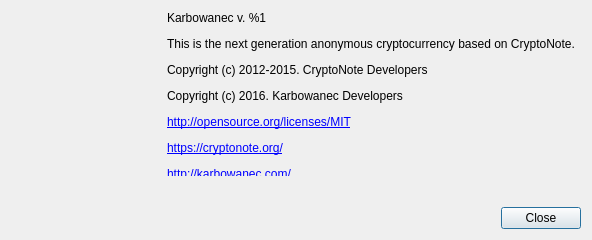
The window that src/gui/ui/aboutdialog.ui (cryptonotefoundation/cryptonotewallet) describes before a commit, drawn with Qt 5.
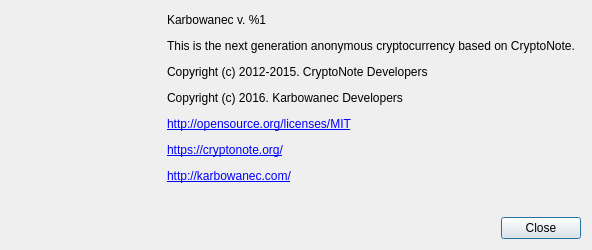
The same window after the commit. Icons and pictures are not drawn.

```diff
--- a/src/gui/ui/aboutdialog.ui
+++ b/src/gui/ui/aboutdialog.ui
@@ -7,11 +7,11 @@
     <x>0</x>
     <y>0</y>
     <width>592</width>
-    <height>240</height>
+    <height>250</height>
    </rect>
   </property>
   <property name="sizePolicy">
-   <sizepolicy hsizetype="Fixed" vsizetype="Fixed">
+   <sizepolicy hsizetype="MinimumExpanding" vsizetype="MinimumExpanding">
     <horstretch>0</horstretch>
     <verstretch>0</verstretch>
    </sizepolicy>
@@ -19,13 +19,13 @@
   <property name="minimumSize">
    <size>
     <width>592</width>
-    <height>240</height>
+    <height>250</height>
    </size>
   </property>
   <property name="maximumSize">
    <size>
     <width>592</width>
-    <height>240</height>
+    <height>16777215</height>
    </size>
   </property>
   <property name="windowTitle">
@@ -91,6 +91,12 @@
          <verstretch>0</verstretch>
         </sizepolicy>
        </property>
+       <property name="minimumSize">
+        <size>
+         <width>0</width>
+         <height>170</height>
+        </size>
+       </property>
        <property name="text">
         <string>&lt;html&gt;&lt;head/&gt;&lt;body&gt;&lt;p&gt;Karbowanec v. %1&lt;/p&gt;&lt;p&gt;This is the next generation anonymous cryptocurrency based on CryptoNote.&lt;/p&gt;&lt;p&gt;Copyright (c) 2012-2015. CryptoNote Developers&lt;/p&gt;&lt;p&gt;Copyright (c) 2016. Karbowanec Developers&lt;/p&gt;&lt;p&gt;&lt;a href=&quot;http://opensource.org/licenses/MIT&quot;&gt;&lt;span style=&quot; text-decoration: underline; color:#0000ff;&quot;&gt;http://opensource.org/licenses/MIT&lt;/span&gt;&lt;/a&gt;&lt;/p&gt;&lt;p&gt;&lt;a href=&quot;https://cryptonote.org/&quot;&gt;&lt;span style=&quot; text-decoration: underline; color:#0000ff;&quot;&gt;https://cryptonote.org/&lt;/span&gt;&lt;/a&gt;&lt;/p&gt;&lt;p&gt;&lt;a href=&quot;http://karbowanec.com/&quot;&gt;&lt;span style=&quot; text-decoration: underline; color:#0000ff;&quot;&gt;http://karbowanec.com/&lt;/span&gt;&lt;/a&gt;&lt;/p&gt;&lt;/body&gt;&lt;/html&gt;</string>
        </property>
```
